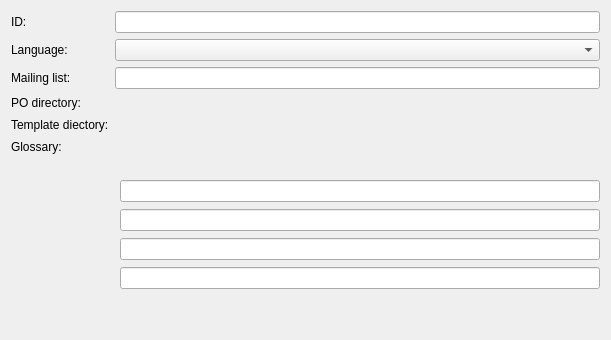
This is src/project/prefs_projectmain.ui in KDE/lokalize as Qt 5 draws it before an edit. The edited form follows.
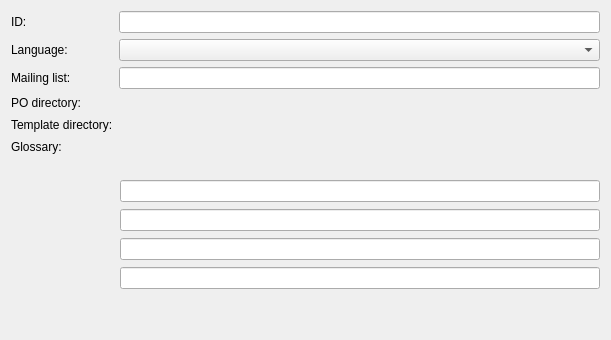
This is the edited form. Custom widgets are drawn as their Qt base class.

Commit message: put english name of the language team in .po files; fix misspelling -- thanks to Rune Rønde Møller

What changed in the file:
```diff
--- a/src/project/prefs_projectmain.ui
+++ b/src/project/prefs_projectmain.ui
@@ -88,7 +88,7 @@
    <item row="4" column="0" >
     <widget class="QLabel" name="textLabel2" >
      <property name="text" >
-      <string comment="@label:textbox" >Template diectory:</string>
+      <string comment="@label:textbox" >Template directory:</string>
      </property>
      <property name="wordWrap" >
       <bool>false</bool>
```
The commit also changes 1 other file.
